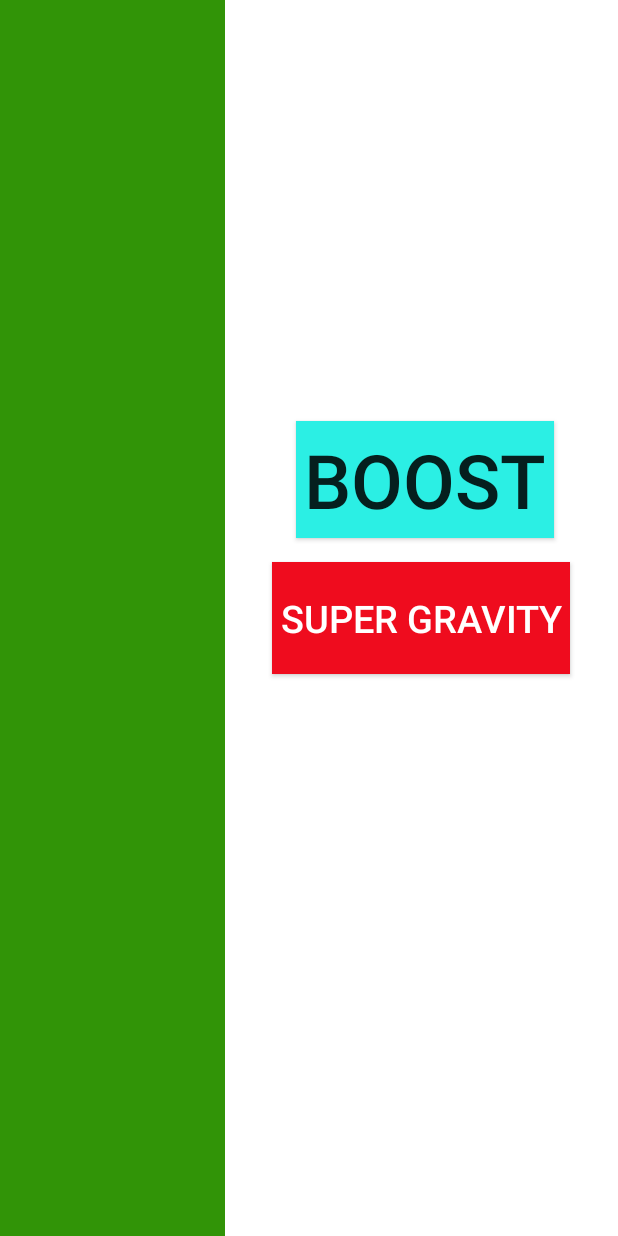
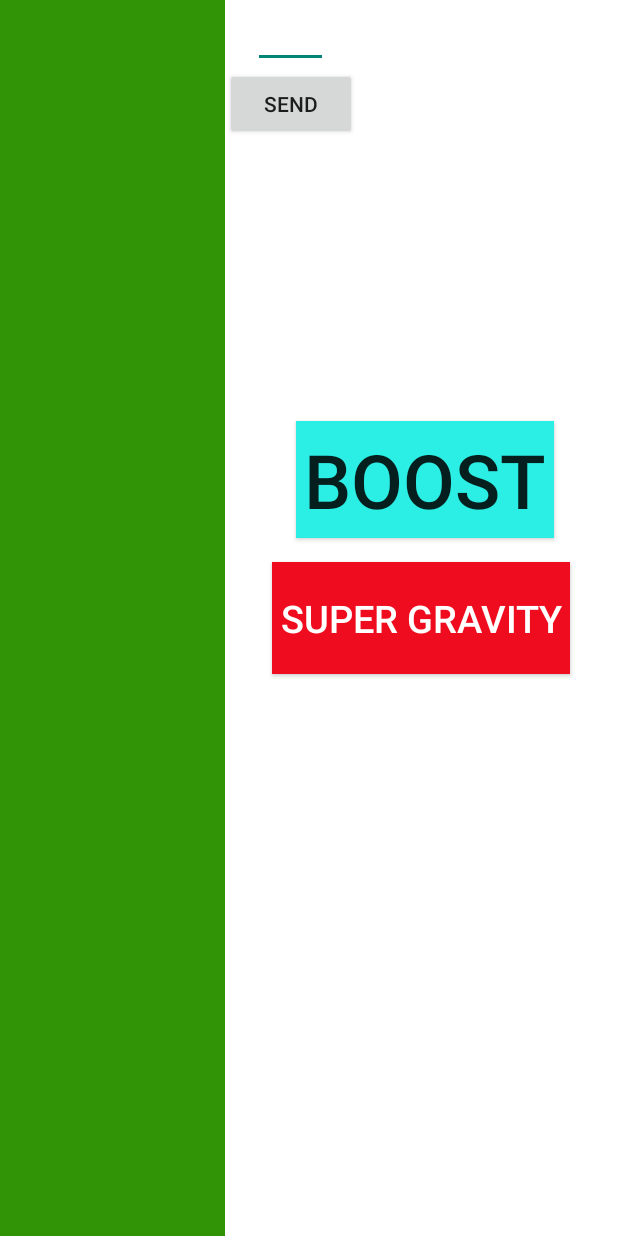
Before and after one commit to DaleKocian/Superterran-Sender, an Android app: the layout fragment_superterran.xml on its own in the app's theme, with its tools: preview values and no code run, on a phone screen of 412 x 824 dp. Run offline under Robolectric (Android 15) with nearby library versions, the phone set to English and light mode, and no system bars.

Commit message:
manual rotation control.

```diff
--- a/SuperTerran/app/src/main/java/io/gamejam/poundcode/superterran/view/SuperTerranFragment.java
+++ b/SuperTerran/app/src/main/java/io/gamejam/poundcode/superterran/view/SuperTerranFragment.java
@@ -39,6 +39,18 @@ public class SuperTerranFragment extends Fragment {
         mTouchControllerView = (TouchControllerView) view.findViewById(R.id.touch_controller);
 
         mBOOOOOOOOST = (Button) view.findViewById(R.id.button_boost);
+        rotation = (EditText) view.findViewById(R.id.rotation);
+        send = (Button) view.findViewById(R.id.send);
+        send.setOnClickListener(new View.OnClickListener() {
+            @Override
+            public void onClick(View v) {
+                float degree = Float.parseFloat(rotation.getText().toString());
+                SuperTerranApplication.getInstance().getSendMessageHandler().enqueueMessage(
+                        SuperterranMessageBuilder.MESSAGE_TYPE_SUPERTERRAN_MOVE,
+                        SuperterranMessageBuilder.createMoveMessage(degree));
+            }
+        });
+
         mBOOOOOOOOST.setOnClickListener(new View.OnClickListener() {
 
             @Override
--- a/SuperTerran/app/src/main/res/layout/fragment_superterran.xml
+++ b/SuperTerran/app/src/main/res/layout/fragment_superterran.xml
@@ -13,34 +13,54 @@
         android:layout_height="match_parent"
         android:background="@color/controller" />
 
+    <LinearLayout
+        android:layout_width="wrap_content"
+        android:layout_height="wrap_content"
+        android:layout_toRightOf="@id/touch_controller"
+        android:orientation="vertical">
+
+        <EditText
+            android:id="@+id/rotation"
+            android:gravity="center"
+            android:layout_gravity="center"
+            android:layout_width="50dp"
+            android:layout_height="wrap_content" />
+
+        <Button
+            android:id="@+id/send"
+            android:text="SEND"
+            android:layout_width="wrap_content"
+            android:layout_height="wrap_content" />
+    </LinearLayout>
+
     <Button
         android:id="@+id/button_boost"
         android:layout_width="wrap_content"
         android:layout_height="wrap_content"
+        android:layout_above="@+id/button"
+        android:layout_alignStart="@+id/button"
+        android:layout_marginEnd="16dp"
+        android:layout_marginStart="16dp"
         android:adjustViewBounds="true"
         android:background="@color/boost"
+        android:padding="5dp"
         android:text="@string/button_fire"
-        android:textSize="50sp"
-        android:padding="5dp"
-        android:layout_above="@+id/button"
-        android:layout_alignStart="@+id/button"
-        android:layout_marginStart="16dp"
-        android:layout_marginEnd="16dp"/>
+        android:textSize="50sp" />
 
     <Button
+        android:id="@+id/button"
         android:layout_width="wrap_content"
         android:layout_height="wrap_content"
+        android:layout_alignParentEnd="true"
+        android:layout_alignParentRight="true"
+        android:layout_centerInParent="true"
+        android:layout_marginEnd="32dp"
+        android:layout_marginTop="16dp"
         android:background="@color/big_red"
         android:minLines="2"
         android:padding="5dp"
-        android:layout_centerInParent="true"
-        android:layout_alignParentRight="true"
-        android:layout_alignParentEnd="true"
         android:text="@string/button_super"
         android:textColor="@android:color/white"
-        android:textSize="25sp"
-        android:id="@+id/button"
-        android:layout_marginEnd="32dp"
-        android:layout_marginTop="16dp" />
+        android:textSize="25sp" />
 
 </RelativeLayout>
```
